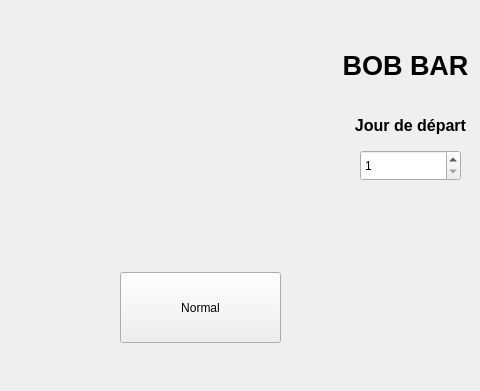
First picture: the form in view/Mainwindow.ui, repository yetanotherf0rked/3a_bobbar, before the edit; both pictures show x 0 to 480 and y 0 to 391 of the 800 by 600 pixel window.
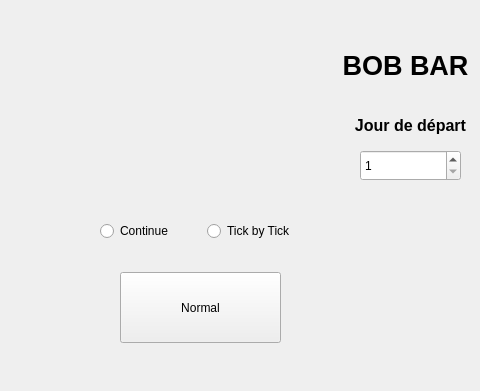
Second picture: the form after the edit.

Commit message: Add Affichage step options

What changed in the file:
```diff
--- a/view/Mainwindow.ui
+++ b/view/Mainwindow.ui
@@ -419,6 +419,32 @@
     </item>
    </layout>
   </widget>
+  <widget class="QWidget" name="">
+   <property name="geometry">
+    <rect>
+     <x>100</x>
+     <y>220</y>
+     <width>208</width>
+     <height>23</height>
+    </rect>
+   </property>
+   <layout class="QHBoxLayout" name="horizontalLayout">
+    <item>
+     <widget class="QRadioButton" name="step_Continue">
+      <property name="text">
+       <string>Continue</string>
+      </property>
+     </widget>
+    </item>
+    <item>
+     <widget class="QRadioButton" name="step_Tick_By_Tick">
+      <property name="text">
+       <string>Tick by Tick</string>
+      </property>
+     </widget>
+    </item>
+   </layout>
+  </widget>
  </widget>
  <resources/>
  <connections>
```
The commit also changes 1 other file.
